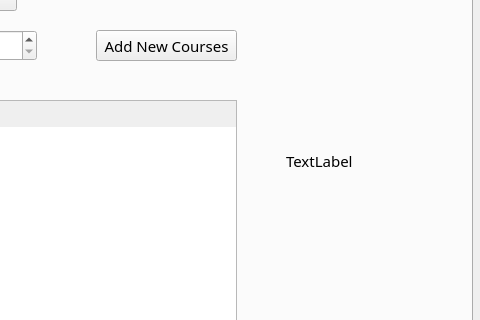
Before: the Qt Designer form MyGPAmate.ui in edeniyanda/MyGPAmate, drawn with Qt 5; both pictures show x 688 to 1168 and y 105 to 425 of the 1168 by 592 pixel window.
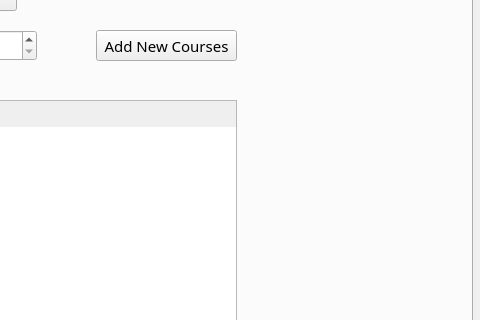
After: the same form once the commit is applied. The open tabs and pages were chosen to show the change. Icons and pictures are not drawn.

```diff
--- a/MyGPAmate.ui
+++ b/MyGPAmate.ui
@@ -983,19 +983,6 @@
          </property>
         </item>
        </widget>
-       <widget class="QLabel" name="label_25">
-        <property name="geometry">
-         <rect>
-          <x>900</x>
-          <y>170</y>
-          <width>111</width>
-          <height>61</height>
-         </rect>
-        </property>
-        <property name="text">
-         <string>TextLabel</string>
-        </property>
-       </widget>
       </widget>
       <widget class="QWidget" name="tab_8">
        <attribute name="title">
```
Left out of the diff: 4 changed lines with no effect on the pictures.
